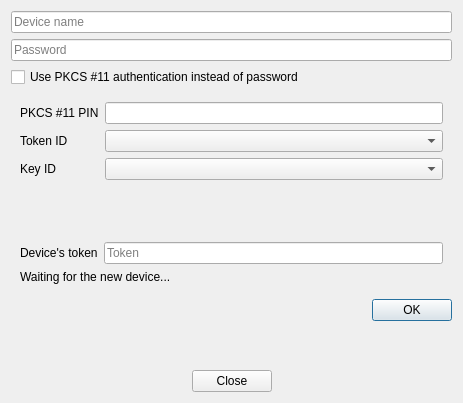
This is parsec/core/gui/forms/register_device.ui in Scille/parsec-cloud as Qt 5 draws it before an edit. The edited form follows.
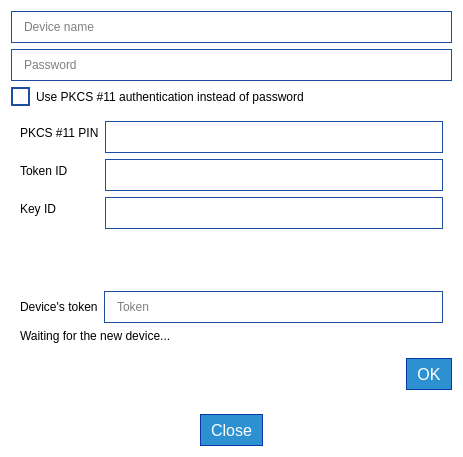
This is the edited form. Icons and pictures are not drawn.

Commit message: [GUI] Register device window: "you've officially been pimped !"

Diff of the .ui file:
```diff
--- a/parsec/core/gui/forms/register_device.ui
+++ b/parsec/core/gui/forms/register_device.ui
@@ -10,12 +10,84 @@
     <x>0</x>
     <y>0</y>
     <width>463</width>
-    <height>403</height>
+    <height>457</height>
    </rect>
   </property>
   <property name="windowTitle">
    <string>Register new device</string>
   </property>
+  <property name="styleSheet">
+   <string notr="true">QDialog#RegisterDevice
+{
+background-color: rgb(255, 255, 255);
+}
+
+QLineEdit
+{
+border: 1px solid rgb(30, 78, 162);
+padding-left: 10px;
+}
+
+QLineEdit[readOnly=&quot;true&quot;]
+{
+background-color: rgb(230, 230, 230);
+}
+
+QLineEdit:!enabled
+{
+border: 1px solid rgb(180, 180, 180);
+}
+
+QPushButton
+{
+background-color: rgb(45, 144, 209);
+border: 1px solid rgb(11, 56, 166);
+color: rgb(255, 255, 255);
+padding-left: 10px;
+padding-right: 10px;
+}
+
+QPushButton:disabled
+{
+border: 1px solid rgb(65, 75, 106);
+background-color: rgb(112, 122, 153);
+color: rgb(255, 255, 255);
+}
+
+QCheckBox::indicator
+{
+width: 15px;
+height: 15px;
+background-color: rgb(255, 255, 255);
+border: 2px solid rgb(30, 78, 162);
+color: black;
+}
+
+QCheckBox::indicator:checked
+{
+image: url(:/icons/images/icons/checked.png)
+}
+
+QComboBox
+{
+border: 1px solid rgb(30, 78, 162);
+background-color: white;
+color: black;
+}
+
+QComboBox::drop-down
+{
+border: 0px;
+}
+
+QComboBox::down-arrow
+{
+image: url(:/icons/images/icons/down-arrow.png);
+width: 16px;
+height: 16px;
+padding-right: 5px;
+}</string>
+  </property>
   <property name="modal">
    <bool>true</bool>
   </property>
@@ -26,6 +98,12 @@
       <layout class="QHBoxLayout" name="horizontalLayout_2">
        <item>
         <widget class="QLineEdit" name="device_name">
+         <property name="minimumSize">
+          <size>
+           <width>0</width>
+           <height>32</height>
+          </size>
+         </property>
          <property name="placeholderText">
           <string>Device name</string>
          </property>
@@ -37,6 +115,12 @@
       <layout class="QHBoxLayout" name="horizontalLayout">
        <item>
         <widget class="QLineEdit" name="password">
+         <property name="minimumSize">
+          <size>
+           <width>0</width>
+           <height>32</height>
+          </size>
+         </property>
          <property name="echoMode">
           <enum>QLineEdit::Password</enum>
          </property>
@@ -79,13 +163,34 @@
          </widget>
         </item>
         <item row="1" column="1">
-         <widget class="QComboBox" name="combo_pkcs11_token"/>
+         <widget class="QComboBox" name="combo_pkcs11_token">
+          <property name="minimumSize">
+           <size>
+            <width>0</width>
+            <height>32</height>
+           </size>
+          </property>
+         </widget>
         </item>
         <item row="2" column="1">
-         <widget class="QComboBox" name="combo_pkcs11_key"/>
+         <widget class="QComboBox" name="combo_pkcs11_key">
+          <property name="minimumSize">
+           <size>
+            <width>0</width>
+            <height>32</height>
+           </size>
+          </property>
+         </widget>
         </item>
         <item row="0" column="1">
-         <widget class="QLineEdit" name="line_edit_pkcs11_pin"/>
+         <widget class="QLineEdit" name="line_edit_pkcs11_pin">
+          <property name="minimumSize">
+           <size>
+            <width>0</width>
+            <height>32</height>
+           </size>
+          </property>
+         </widget>
         </item>
        </layout>
       </widget>
@@ -120,6 +225,12 @@
           </item>
           <item>
            <widget class="QLineEdit" name="device_token">
+            <property name="minimumSize">
+             <size>
+              <width>0</width>
+              <height>32</height>
+             </size>
+            </property>
             <property name="readOnly">
              <bool>true</bool>
             </property>
@@ -162,9 +273,33 @@
      </item>
      <item>
       <widget class="QPushButton" name="button_register_device">
+       <property name="minimumSize">
+        <size>
+         <width>0</width>
+         <height>32</height>
+        </size>
+       </property>
+       <property name="font">
+        <font>
+         <pointsize>12</pointsize>
+        </font>
+       </property>
+       <property name="layoutDirection">
+        <enum>Qt::RightToLeft</enum>
+       </property>
        <property name="text">
         <string>OK</string>
        </property>
+       <property name="icon">
+        <iconset resource="../rc/resources.qrc">
+         <normaloff>:/icons/images/icons/checked_white.png</normaloff>:/icons/images/icons/checked_white.png</iconset>
+       </property>
+       <property name="iconSize">
+        <size>
+         <width>24</width>
+         <height>24</height>
+        </size>
+       </property>
       </widget>
      </item>
     </layout>
@@ -183,14 +318,59 @@
     </spacer>
    </item>
    <item>
-    <widget class="QDialogButtonBox" name="button_box">
-     <property name="standardButtons">
-      <set>QDialogButtonBox::Close</set>
-     </property>
-     <property name="centerButtons">
-      <bool>true</bool>
-     </property>
-    </widget>
+    <layout class="QHBoxLayout" name="horizontalLayout_5">
+     <item>
+      <spacer name="horizontalSpacer_2">
+       <property name="orientation">
+        <enum>Qt::Horizontal</enum>
+       </property>
+       <property name="sizeHint" stdset="0">
+        <size>
+         <width>40</width>
+         <height>20</height>
+        </size>
+       </property>
+      </spacer>
+     </item>
+     <item>
+      <widget class="QPushButton" name="button_close">
+       <property name="minimumSize">
+        <size>
+         <width>0</width>
+         <height>32</height>
+        </size>
+       </property>
+       <property name="font">
+        <font>
+         <pointsize>12</pointsize>
+        </font>
+       </property>
+       <property name="layoutDirection">
+        <enum>Qt::RightToLeft</enum>
+       </property>
+       <property name="text">
+        <string>Close</string>
+       </property>
+       <property name="icon">
+        <iconset resource="../rc/resources.qrc">
+         <normaloff>:/icons/images/icons/white_cross.png</normaloff>:/icons/images/icons/white_cross.png</iconset>
+       </property>
+      </widget>
+     </item>
+     <item>
+      <spacer name="horizontalSpacer_3">
+       <property name="orientation">
+        <enum>Qt::Horizontal</enum>
+       </property>
+       <property name="sizeHint" stdset="0">
+        <size>
+         <width>40</width>
+         <height>20</height>
+        </size>
+       </property>
+      </spacer>
+     </item>
+    </layout>
    </item>
   </layout>
  </widget>
```
Left out of the diff: 28 changed lines with no effect on the pictures. The commit also changes 1 other file.
